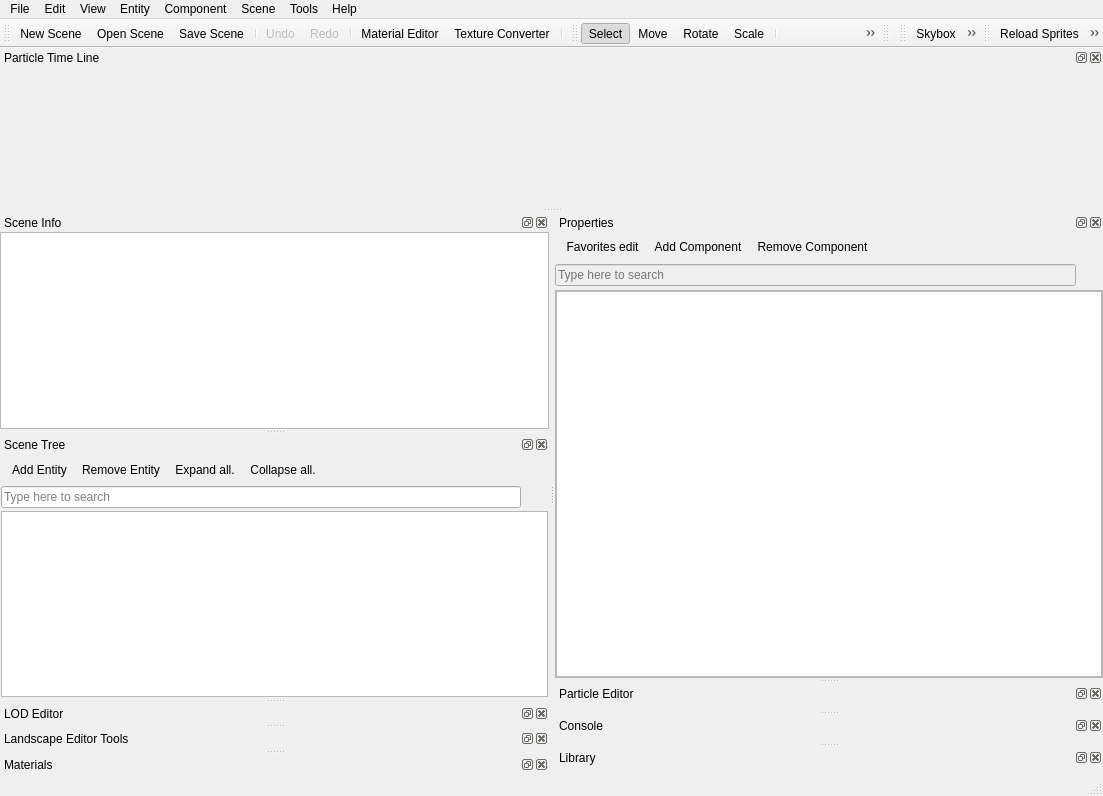
xaoctech/dava.engine, file Tools/ResourceEditor/DataQt/mainwindow.ui: the form before one commit.
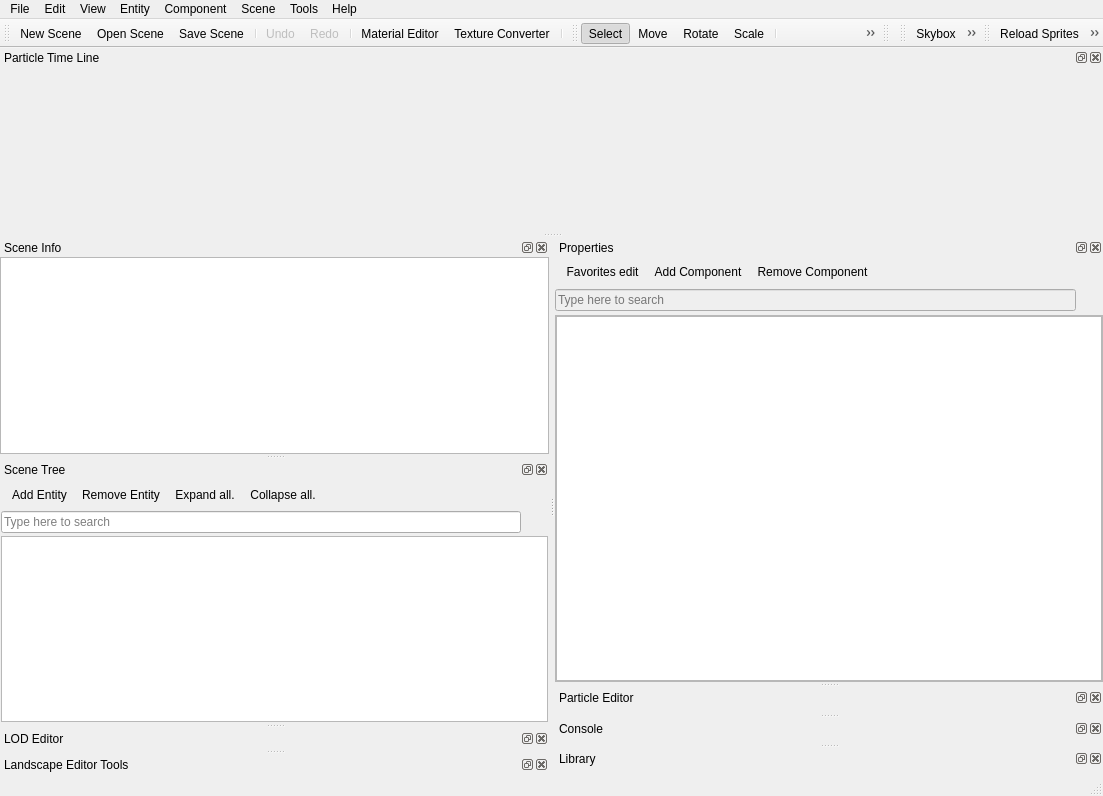
The form after the commit. Icons and pictures are not drawn. Custom widgets are drawn as their Qt base class.

Commit message: [DF-3183] Removed material toolbar

What changed in the file:
```diff
--- a/Tools/ResourceEditor/DataQt/mainwindow.ui
+++ b/Tools/ResourceEditor/DataQt/mainwindow.ui
@@ -704,15 +704,6 @@
    </attribute>
    <widget class="LibraryWidget" name="libraryWidget"/>
   </widget>
-  <widget class="QDockWidget" name="dockMaterials">
-   <property name="windowTitle">
-    <string>Materials</string>
-   </property>
-   <attribute name="dockWidgetArea">
-    <number>1</number>
-   </attribute>
-   <widget class="MaterialsWidget" name="materialsWidget"/>
-  </widget>
   <action name="actionNewScene">
    <property name="icon">
     <iconset resource="QtIcons.qrc">
@@ -1729,12 +1720,6 @@
    <header>DockLibrary/LibraryWidget.h</header>
    <container>1</container>
   </customwidget>
-  <customwidget>
-   <class>MaterialsWidget</class>
-   <extends>QWidget</extends>
-   <header>DockMaterials/MaterialsWidget.h</header>
-   <container>1</container>
-  </customwidget>
   <customwidget>
    <class>ConsoleWidget</class>
    <extends>QWidget</extends>
```
Left out of the diff: 77 changed lines with no effect on the pictures. The commit also changes 11 other files.
